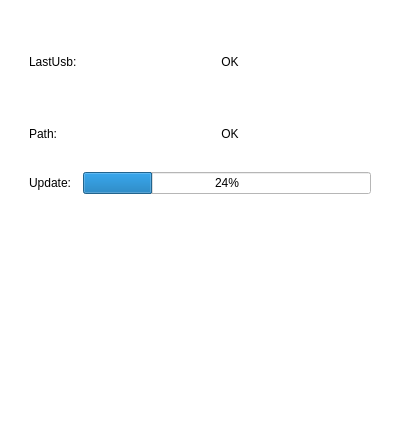
The window that src/ActiveBoard/LayerUsbUpdate.ui (roger0816/BoardT) describes before a commit, drawn with Qt 5.
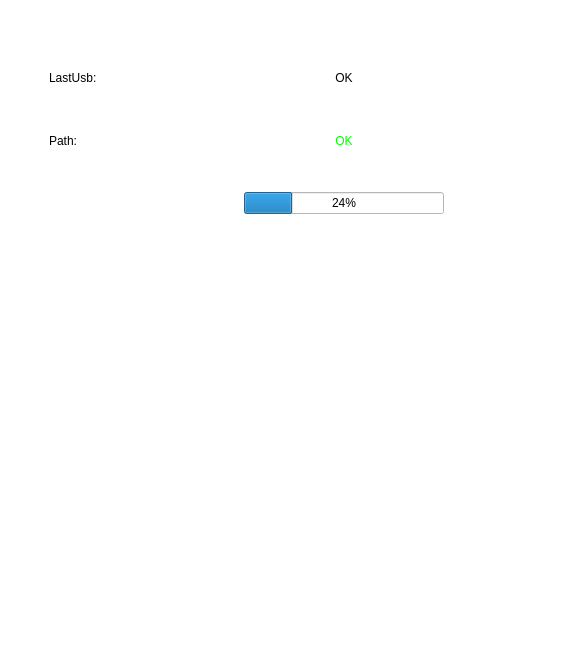
The same window after the commit.

Diff of the .ui file:
```diff
--- a/src/ActiveBoard/LayerUsbUpdate.ui
+++ b/src/ActiveBoard/LayerUsbUpdate.ui
@@ -6,8 +6,8 @@
    <rect>
     <x>0</x>
     <y>0</y>
-    <width>406</width>
-    <height>425</height>
+    <width>566</width>
+    <height>648</height>
    </rect>
   </property>
   <property name="windowTitle">
@@ -37,23 +37,36 @@
      </property>
      <layout class="QVBoxLayout" name="verticalLayout_2">
       <property name="spacing">
-       <number>20</number>
+       <number>40</number>
       </property>
       <property name="leftMargin">
-       <number>20</number>
+       <number>40</number>
       </property>
       <property name="topMargin">
-       <number>20</number>
+       <number>40</number>
       </property>
       <property name="rightMargin">
-       <number>20</number>
+       <number>40</number>
       </property>
       <property name="bottomMargin">
-       <number>20</number>
+       <number>40</number>
       </property>
       <item>
        <widget class="QWidget" name="widget" native="true">
         <layout class="QGridLayout" name="gridLayout">
+         <item row="1" column="1" colspan="3">
+          <widget class="QLabel" name="lbPath">
+           <property name="styleSheet">
+            <string notr="true">color: rgb(0, 255, 0);</string>
+           </property>
+           <property name="text">
+            <string>OK</string>
+           </property>
+           <property name="alignment">
+            <set>Qt::AlignCenter</set>
+           </property>
+          </widget>
+         </item>
          <item row="1" column="0">
           <widget class="QLabel" name="label_2">
            <property name="text">
@@ -64,7 +77,7 @@
          <item row="2" column="0">
           <widget class="QLabel" name="label_5">
            <property name="text">
-            <string>Update:</string>
+            <string/>
            </property>
           </widget>
          </item>
@@ -75,24 +88,7 @@
            </property>
           </widget>
          </item>
-         <item row="2" column="1">
-          <widget class="QProgressBar" name="process">
-           <property name="value">
-            <number>24</number>
-           </property>
-          </widget>
-         </item>
-         <item row="1" column="1" colspan="2">
-          <widget class="QLabel" name="lbPath">
-           <property name="text">
-            <string>OK</string>
-           </property>
-           <property name="alignment">
-            <set>Qt::AlignCenter</set>
-           </property>
-          </widget>
-         </item>
-         <item row="0" column="1" colspan="2">
+         <item row="0" column="1" colspan="3">
           <widget class="QLabel" name="lbLast">
            <property name="text">
             <string>OK</string>
@@ -102,6 +98,41 @@
            </property>
           </widget>
          </item>
+         <item row="2" column="1" colspan="3">
+          <widget class="QWidget" name="widget_3" native="true">
+           <property name="minimumSize">
+            <size>
+             <width>200</width>
+             <height>0</height>
+            </size>
+           </property>
+           <layout class="QHBoxLayout" name="horizontalLayout">
+            <item>
+             <widget class="QProgressBar" name="process">
+              <property name="maximumSize">
+               <size>
+                <width>200</width>
+                <height>16777215</height>
+               </size>
+              </property>
+              <property name="value">
+               <number>24</number>
+              </property>
+             </widget>
+            </item>
+           </layout>
+          </widget>
+         </item>
+         <item row="3" column="0" colspan="4">
+          <widget class="QLabel" name="lbMsg">
+           <property name="text">
+            <string/>
+           </property>
+           <property name="alignment">
+            <set>Qt::AlignCenter</set>
+           </property>
+          </widget>
+         </item>
         </layout>
        </widget>
       </item>
```
